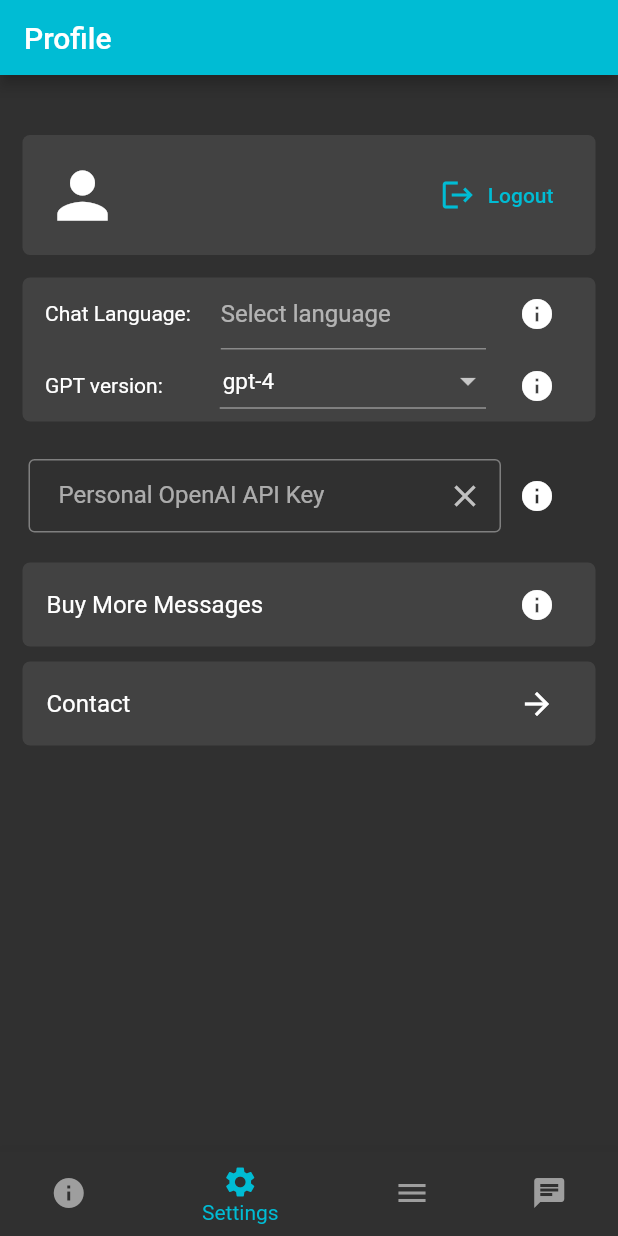
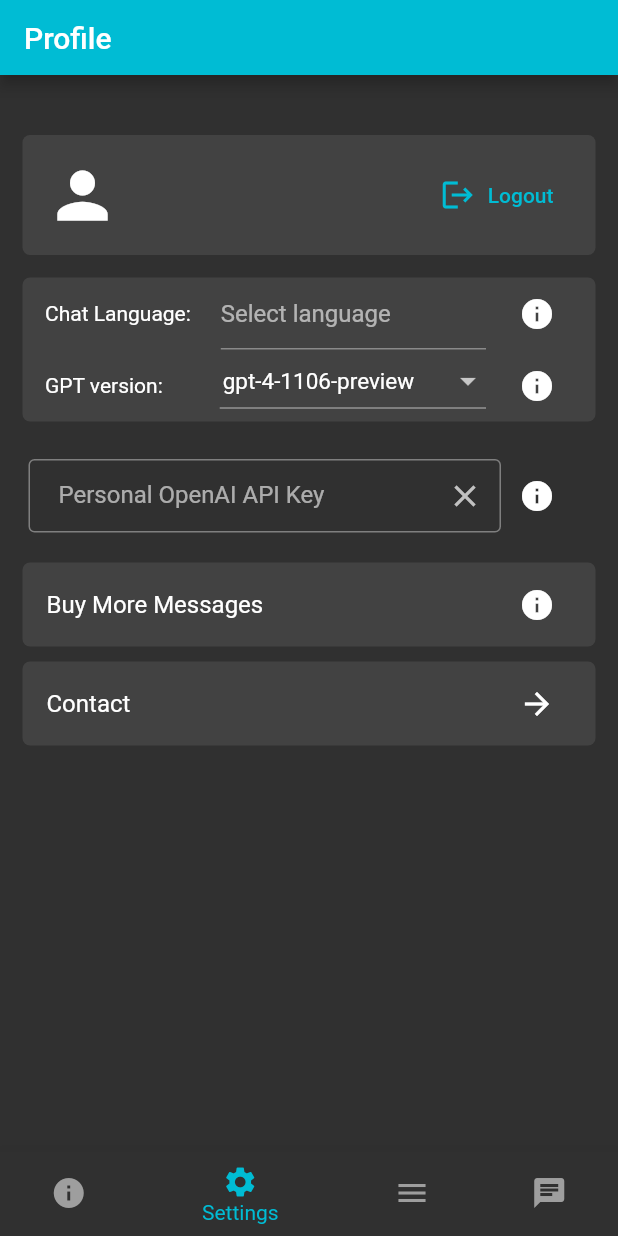
Before and after one commit to JiosHub/KaiwaAI, a Flutter app: the BottomMenuRibbon screen opened directly, item 2 of the bottom bar chosen, on a phone screen of 412 x 824 dp. Run offline on Flutter 3.47's test engine with Material 2 defaults, Android fonts, the phone set to English and light mode, and no system bars; our stand-ins replace cloud_firestore, cloud_functions, device_info, firebase_auth, firebase_core, flutter_chat_ui and 7 more; accounts and stored records are empty; network calls fail; Roboto replaces fonts that are missing (Poppins).

Commit message:
replaced gpt-4 with gpt-4-1106-preview default

```diff
--- a/lib/pages/messaging.dart
+++ b/lib/pages/messaging.dart
@@ -44,8 +44,8 @@ class _MessengerPageState extends State<MessengerPage> {
   Future<void> _loadCount() async {
     SharedPreferences prefs = await SharedPreferences.getInstance();
     if (prefs.getString('selectedGPT') == ""){
-      prefs.setString('selectedGPT', 'gpt-4');
-      selectedGPT = "gpt-4";
+      prefs.setString('selectedGPT', 'gpt-4-1106-preview');
+      selectedGPT = "gpt-4-1106-preview";
     } else {
       selectedGPT = prefs.getString('selectedGPT');
     }
@@ -56,8 +56,8 @@ class _MessengerPageState extends State<MessengerPage> {
     if(messages.isEmpty){
       SharedPreferences prefs = await SharedPreferences.getInstance();
       if (prefs.getString('selectedGPT') == ""){
-        prefs.setString('selectedGPT', 'gpt-4');
-        selectedGPT = "gpt-4";
+        prefs.setString('selectedGPT', 'gpt-4-1106-preview');
+        selectedGPT = "gpt-4-1106-preview";
       } else {
         selectedGPT = prefs.getString('selectedGPT');
       }
@@ -68,7 +68,7 @@ class _MessengerPageState extends State<MessengerPage> {
       String contentString35 = "$topicContent EVERY one of your replies MUST contain 1: A single SHORT $language sentence, DO NOT translate this part to english. 2: AFTER the $language part translate your provided sentence to English, you MUST mark this with \"translation:\". 3: AFTER the translation, in English give feedback on MY (the user) usage of $language, you MUST mark this with \"feedback:\". 3: DO NOT give feedback to YOUR (assistant) replies and NEVER switch roles";
       String contentString4 = "$topicContent EVERY one of your replies MUST contain 1: A single SHORT $language sentence inluding a leading question, DO NOT translate this part to english. 2: AFTER the $language part, translate the sentence as literally as possible to English, you MUST mark this with \"translation:\". 3: AFTER the translation, in English give feedback on ONLY my (the users) last messages' usage of $language, you MUST mark this with \"feedback:\". 4: For the feedback, only give a blunt sentence i.e. do not say \"Great job!\", \"keep it up\" etc";
 
-      if (selectedGPT == "gpt-4") {
+      if (selectedGPT == "gpt-4-1106-preview") {
         contentString = contentString4;
       } else {
         contentString = contentString35;
@@ -112,8 +112,8 @@ class _MessengerPageState extends State<MessengerPage> {
     }
     print(prefs.getString('personalAPIKey'));
     if (prefs.getString('selectedGPT') == ""){
-      prefs.setString('selectedGPT', 'gpt-4');
-      selectedGPT = "gpt-4";
+      prefs.setString('selectedGPT', 'gpt-4-1106-preview');
+      selectedGPT = "gpt-4-1106-preview";
     } else {
       selectedGPT = prefs.getString('selectedGPT');
     }
@@ -125,7 +125,7 @@ class _MessengerPageState extends State<MessengerPage> {
         gpt4MessageCount = data['gpt4_message_count'] as int;
         gpt35MessageCount = data['gpt3_5_message_count'] as int;
         setState(() {
-          if (selectedGPT == "gpt-4"){
+          if (selectedGPT == "gpt-4-1106-preview"){
             gpt4MessageCount--;
           }
           else if (selectedGPT == "gpt-3.5-turbo"){
@@ -140,7 +140,7 @@ class _MessengerPageState extends State<MessengerPage> {
     } else if(messages.isEmpty && GlobalState().globalGPT4MessageCount != -1){
       gpt4MessageCount = GlobalState().globalGPT4MessageCount;
       gpt35MessageCount = GlobalState().globalGPT35MessageCount;
-      if (selectedGPT == "gpt-4") {
+      if (selectedGPT == "gpt-4-1106-preview") {
         setState(() {
           gpt4MessageCount--;
           GlobalState().globalGPT4MessageCount = gpt4MessageCount;
@@ -162,7 +162,7 @@ class _MessengerPageState extends State<MessengerPage> {
       }
     }
 
-    if (selectedGPT == "gpt-4" && sendButton == true) {
+    if (selectedGPT == "gpt-4-1106-preview" && sendButton == true) {
       setState(() {
         gpt4MessageCount--;
         // Update the global state
@@ -397,7 +397,7 @@ class _MessengerPageState extends State<MessengerPage> {
                           // If we run into an error, display it to the user
                           return Text('Error: ${snapshot.error}');
                         }
-                        if (selectedGPT == "gpt-4" && APIKey == "") {
+                        if (selectedGPT == "gpt-4-1106-preview" && APIKey == "") {
                           return Padding(
                             padding: EdgeInsets.only(left: 20, top: 0),
                             child: Container(
--- a/lib/pages/profile.dart
+++ b/lib/pages/profile.dart
@@ -32,7 +32,7 @@ class _ProfilePageState extends State<ProfilePage> {
   void initState() {
     super.initState();
     selectedLanguage = "";
-    selectedGPT = "gpt-4";
+    selectedGPT = "gpt-4-1106-preview";
     personalAPIKey = "";
     apiKeyController = TextEditingController(text: personalAPIKey);
     _loadPreference();
@@ -51,7 +51,7 @@ class _ProfilePageState extends State<ProfilePage> {
       languageController = TextEditingController(text: selectedLanguage);
       selectedGPT = prefs.getString('selectedGPT') ?? "";
       if (selectedGPT == "") {
-        selectedGPT = "gpt-4";
+        selectedGPT = "gpt-4-1106-preview";
         SharedPreferencesHelper.setSelectedGPT(selectedGPT);
       }
 
@@ -232,11 +232,11 @@ class _ProfilePageState extends State<ProfilePage> {
                           isExpanded: true,
                           onChanged: (String? selection) {
                             setState(() {
-                              selectedGPT = selection ?? "gpt-4";
+                              selectedGPT = selection ?? "gpt-4-1106-preview";
                               _saveGPTPreference(selection);
                             });
                           },
-                          items: <String>['gpt-4', "gpt-4-1106-preview",'gpt-3.5-turbo']
+                          items: <String>["gpt-4-1106-preview",'gpt-3.5-turbo']
                               .map<DropdownMenuItem<String>>((String value) {
                             return DropdownMenuItem<String>(
                               value: value,
@@ -395,7 +395,7 @@ class _ProfilePageState extends State<ProfilePage> {
                                           padding: EdgeInsets.only(right: 11.0), // Add some right padding to move the icon
                                           child: Icon(Icons.arrow_forward),
                                         ),
-                                        title: Text("GPT4 +100 for £2.99"),  //${item100?.price ?? "£4.99"}
+                                        title: Text("GPT4 +100 for £1.49"),  //${item100?.price ?? "£4.99"}
                                         onTap: () async {
                                           errorCheck = false;
                                           noCompletion = "";
@@ -434,7 +434,7 @@ class _ProfilePageState extends State<ProfilePage> {
                                           padding: EdgeInsets.only(right: 11.0), // Add some right padding to move the icon
                                           child: Icon(Icons.arrow_forward),
                                         ),
-                                        title: Text("GPT4 +500 for £13.99"), //${item500?.price ?? "£16.99"}
+                                        title: Text("GPT4 +500 for £6.99"), //${item500?.price ?? "£16.99"}
                                         onTap: () async {
                                           errorCheck = false;
                                           noCompletion = "";
```
Also changed, not shown: 1 other file.
